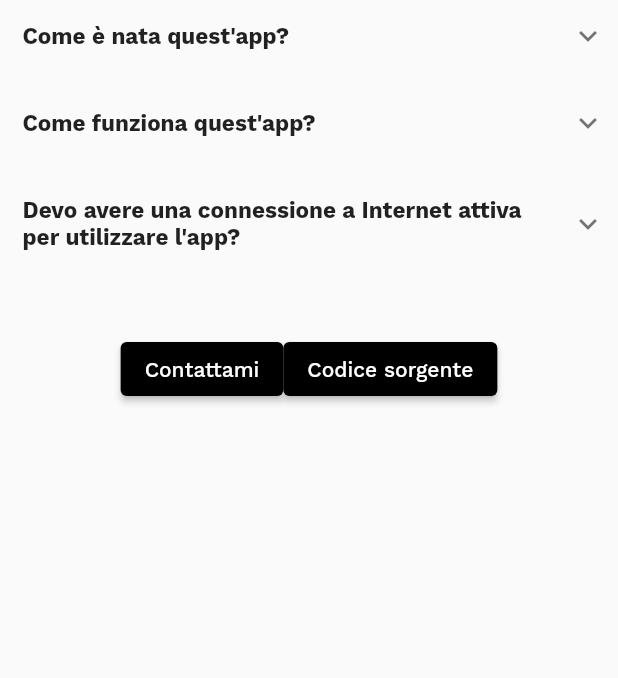
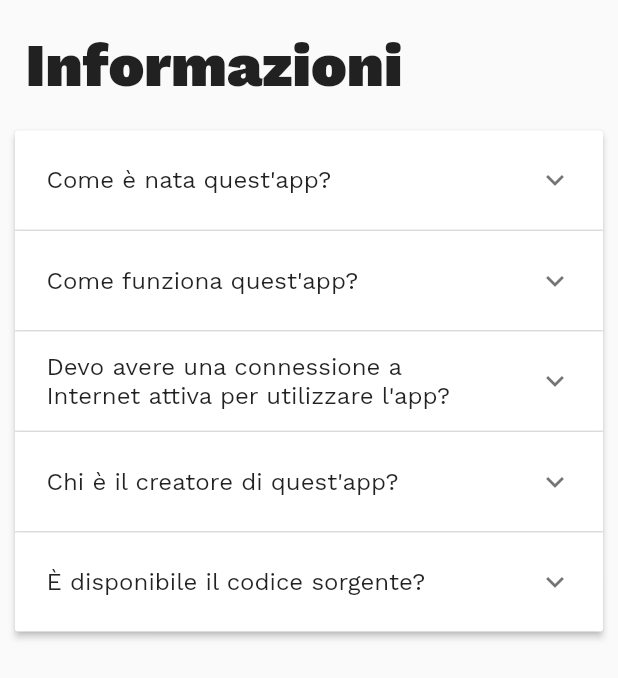
Before and after one commit to lorenzodbr/cosa-abbiamo-dopo, a Flutter app: the InfoPage widget shown alone on an empty page, opened directly, on a phone screen of 412 x 824 dp. Shown: the top 678 px of the screen. Run offline on Flutter 3.47's test engine with Material 2 defaults, Android fonts, the phone set to English and light mode, and no system bars; drawn by our look-alikes of expandable; our stand-ins replace carousel_slider, get_storage, google_fonts, package_info_plus, shared_preferences, smooth_page_indicator; missing offline and left inert: clean_settings, flutter_displaymode; accounts and stored records are empty; network calls fail; statements that could not run were skipped.

Commit message:
Many fixes; new design for Info Page

```diff
--- /dev/null
+++ b/lib/globals/item_model.dart
@@ -0,0 +1,16 @@
+import 'package:flutter/material.dart';
+import 'package:flutter/widgets.dart';
+
+class ItemModel {
+  bool expanded;
+  final String header;
+  final String body;
+  ElevatedButton? button;
+
+  ItemModel({
+    this.expanded = false,
+    required this.header,
+    required this.body,
+    this.button,
+  });
+}
--- a/lib/main.dart
+++ b/lib/main.dart
@@ -6,6 +6,7 @@ import 'package:google_fonts/google_fonts.dart';
 
 void main() async {
   await GetStorage.init();
+
   runApp(const MyApp());
 }
 
--- a/lib/pages/info_page.dart
+++ b/lib/pages/info_page.dart
@@ -1,5 +1,8 @@
+import 'package:cosa_abbiamo_dopo/globals/custom_colors.dart';
+import 'package:cosa_abbiamo_dopo/globals/item_model.dart';
 import 'package:flutter/material.dart';
 import 'package:expandable/expandable.dart';
+import 'package:url_launcher/url_launcher.dart';
 
 class InfoPage extends StatefulWidget {
   const InfoPage({Key? key}) : super(key: key);
@@ -9,133 +12,129 @@ class InfoPage extends StatefulWidget {
 }
 
 class _InfoPageState extends State<InfoPage> {
+  List<ItemModel> itemData = <ItemModel>[
+    ItemModel(
+      header: "Come è nata quest'app?",
+      body:
+          "Chiunque, almeno una volta nella propria vita scolastica al Marconi, si è posto o ha posto a qualcuno questa domanda.\nQuest'app, realizzata specificatamente per il nostro istituto, giunge in supporto a coloro che vogliono avere una risposta a questa domanda in modo semplice e veloce.",
+    ),
+    ItemModel(
+      header: "Come funziona quest'app?",
+      body:
+          "Il funzionamento è rapido e intuitivo: basta aprire l'app, verranno ricercati automaticamente aggiornamenti per gli orari e verranno mostrati senza che l'utente debba fare qualcosa.",
+    ),
+    ItemModel(
+      header:
+          "Devo avere una connessione a Internet attiva per utilizzare l'app?",
+      body:
+          "La connessione è richiesta solo al primo avvio. I dati verranno salvati in cache, quindi anche se successivamente non è disponibile una connessione a Internet gli orari (seppur non aggiornati) verranno mostrati lo stesso.",
+    ),
+    ItemModel(
+      header: "Chi è il creatore di quest'app?",
+      body:
+          "Il creatore di quest'app è Lorenzo Di Berardino. Puoi contattarlo con il pulsante qui sotto.",
+      button: ElevatedButton(
+        child: const Text("Contattami"),
+        onPressed: () async {
+          String url = "https://t.me/lorenzodiberardino";
+
+          if (await canLaunch(url)) await launch(url);
+        },
+        style: ElevatedButton.styleFrom(
+          primary: Colors.black,
+        ),
+      ),
+    ),
+    ItemModel(
+      header: "È disponibile il codice sorgente?",
+      body:
+          "Certo, l'intero progetto è Open Source e disponibile su Github. Puoi accedere al codice con il pulsante qui sotto.",
+      button: ElevatedButton(
+        child: const Text("Progetto su Github"),
+        onPressed: () {},
+        style: ElevatedButton.styleFrom(
+          primary: Colors.black,
+        ),
+      ),
+    ),
+  ];
+
   @override
   Widget build(BuildContext context) {
     return SafeArea(
+      child: Container(
+        margin: const EdgeInsets.all(10),
         child: Column(
+          crossAxisAlignment: CrossAxisAlignment.start,
           children: [
-          ExpandablePanel(
-            theme: const ExpandableThemeData(
-              headerAlignment: ExpandablePanelHeaderAlignment.center,
-              tapBodyToCollapse: true,
-            ),
-            header: const Padding(
-              padding: EdgeInsets.all(15),
+            const Padding(
+              padding: EdgeInsets.only(top: 10, bottom: 20, left: 7),
               child: Text(
-                "Come è nata quest'app?",
-                style: TextStyle(fontSize: 15, fontWeight: FontWeight.bold),
-                softWrap: true,
-                maxLines: 2,
-                overflow: TextOverflow.ellipsis,
+                "Informazioni",
+                style: TextStyle(fontSize: 40, fontWeight: FontWeight.w900),
               ),
             ),
-            collapsed: Container(),
-            expanded: const Text(
-              "Chiunque, almeno una volta nella propria vita scolastica al Marconi, si è posto o ha posto a qualcuno questa domanda.\nQuest'app, realizzata specificatamente per il nostro istituto, giunge in supporto a coloro che vogliono avere una risposta a questa domanda in modo semplice e veloce.",
-              softWrap: true,
-              textAlign: TextAlign.justify,
+            ExpansionPanelList(
+              children: _getExpansionPanels(),
+              expansionCallback: (panelIndex, isExpanded) {
+                itemData[panelIndex].expanded = !isExpanded;
+                setState(() {});
+              },
+              expandedHeaderPadding: const EdgeInsets.all(5),
             ),
-            builder: (_, collapsed, expanded) {
-              return Padding(
-                padding: const EdgeInsets.only(left: 20, right: 20, bottom: 10),
-                child: Expandable(
-                  collapsed: collapsed,
-                  expanded: expanded,
-                  theme: const ExpandableThemeData(crossFadePoint: 0),
+          ],
+        ),
       ),
     );
-            },
-          ),
-          ExpandablePanel(
-            theme: const ExpandableThemeData(
-              headerAlignment: ExpandablePanelHeaderAlignment.center,
-              tapBodyToCollapse: true,
-            ),
-            header: const Padding(
-              padding: EdgeInsets.all(15),
-              child: Text(
-                "Come funziona quest'app?",
-                style: TextStyle(fontSize: 15, fontWeight: FontWeight.bold),
-                softWrap: true,
-                maxLines: 2,
-                overflow: TextOverflow.ellipsis,
-              ),
-            ),
-            collapsed: Container(),
-            expanded: const Text(
-              "Il funzionamento è rapido e intuitivo: basta aprire l'app, verranno ricercati automaticamente aggiornamenti per gli orari e verranno mostrati senza che l'utente debba fare qualcosa",
-              softWrap: true,
-              textAlign: TextAlign.justify,
-            ),
-            builder: (_, collapsed, expanded) {
+  }
+
+  List<ExpansionPanel> _getExpansionPanels() {
+    return itemData.map<ExpansionPanel>((ItemModel item) {
+      return ExpansionPanel(
+        headerBuilder: (BuildContext context, bool isExpanded) {
           return Padding(
-                padding: const EdgeInsets.only(left: 20, right: 20, bottom: 10),
-                child: Expandable(
-                  collapsed: collapsed,
-                  expanded: expanded,
-                  theme: const ExpandableThemeData(crossFadePoint: 0),
-                ),
-              );
-            },
-          ),
-          ExpandablePanel(
-            theme: const ExpandableThemeData(
-              headerAlignment: ExpandablePanelHeaderAlignment.center,
-              tapBodyToCollapse: true,
-            ),
-            header: const Padding(
-              padding: EdgeInsets.all(15),
-              child: Text(
-                "Devo avere una connessione a Internet attiva per utilizzare l'app?",
-                style: TextStyle(fontSize: 15, fontWeight: FontWeight.bold),
-                softWrap: true,
-                maxLines: 2,
-                overflow: TextOverflow.ellipsis,
-              ),
-            ),
-            collapsed: Container(),
-            expanded: const Text(
-              "La connessione è richiesta solo al primo avvio. I dati verranno salvati in cache, quindi anche se successivamente non è disponibile una connessione a Internet gli orari (seppur non aggiornati) verranno mostrati lo stesso",
-              softWrap: true,
-              textAlign: TextAlign.justify,
-            ),
-            builder: (_, collapsed, expanded) {
-              return Padding(
-                padding:
-                    const EdgeInsets.symmetric(horizontal: 20, vertical: 10),
-                child: Expandable(
-                  collapsed: collapsed,
-                  expanded: expanded,
-                  theme: const ExpandableThemeData(
-                    crossFadePoint: 0,
+            padding: const EdgeInsets.all(5),
+            child: ListTile(
+              title: Text(
+                item.header,
+                style: TextStyle(
+                    fontWeight:
+                        isExpanded ? FontWeight.bold : FontWeight.normal),
               ),
             ),
           );
         },
-          ),
-          Padding(
-            padding: const EdgeInsets.all(20),
-            child: Row(
-              mainAxisAlignment: MainAxisAlignment.center,
-              children: [
-                ElevatedButton(
-                  onPressed: () {},
-                  child: const Text("Contattami"),
-                  style: ElevatedButton.styleFrom(
-                    primary: Colors.black,
-                  ),
-                ),
-                ElevatedButton(
-                  onPressed: () {},
-                  child: const Text("Codice sorgente"),
-                  style: ElevatedButton.styleFrom(
-                    primary: Colors.black,
-                  ),
-                ),
-              ],
+        body: _buildExpansionBody(item),
+        isExpanded: item.expanded,
+        canTapOnHeader: true,
+      );
+    }).toList();
+  }
+
+  Widget _buildExpansionBody(ItemModel item) {
+    List<Widget> widgets = [
+      ListTile(
+        title: Text(
+          item.body,
+          textAlign: TextAlign.justify,
+          style: const TextStyle(fontSize: 14.0),
         ),
       )
-        ],
+    ];
+
+    if (item.button != null) {
+      widgets.add(
+        SizedBox(
+          width: 300,
+          child: item.button!,
+        ),
+      );
+    }
+
+    return Padding(
+      padding: const EdgeInsets.only(bottom: 15.0),
+      child: Column(
+        children: widgets,
       ),
     );
   }
--- a/lib/pages/tab_view.dart
+++ b/lib/pages/tab_view.dart
@@ -19,7 +19,7 @@ class _TabViewState extends State<TabView> {
   List<Widget> tabPages = [
     const HomePage(),
     const Settings(),
-    const InfoPage(),
+    InfoPage(),
   ];
 
   @override
--- a/pubspec.yaml
+++ b/pubspec.yaml
@@ -41,6 +41,7 @@ dependencies:
   expandable: ^5.0.1
   package_info_plus: ^1.0.6
   get_storage: ^2.0.3
+  url_launcher: ^6.0.20
 
   # The following adds the Cupertino Icons font to your application.
   # Use with the CupertinoIcons class for iOS style icons.
```
Also changed, not shown: lib/globals/utils.dart (+95 -30 lines), lib/pages/homepage.dart (+6 -4 lines), lib/pages/settings_page.dart (+5 -8 lines), pubspec.lock, 1 other file. Lines whose indentation alone changed are shown as unchanged.
